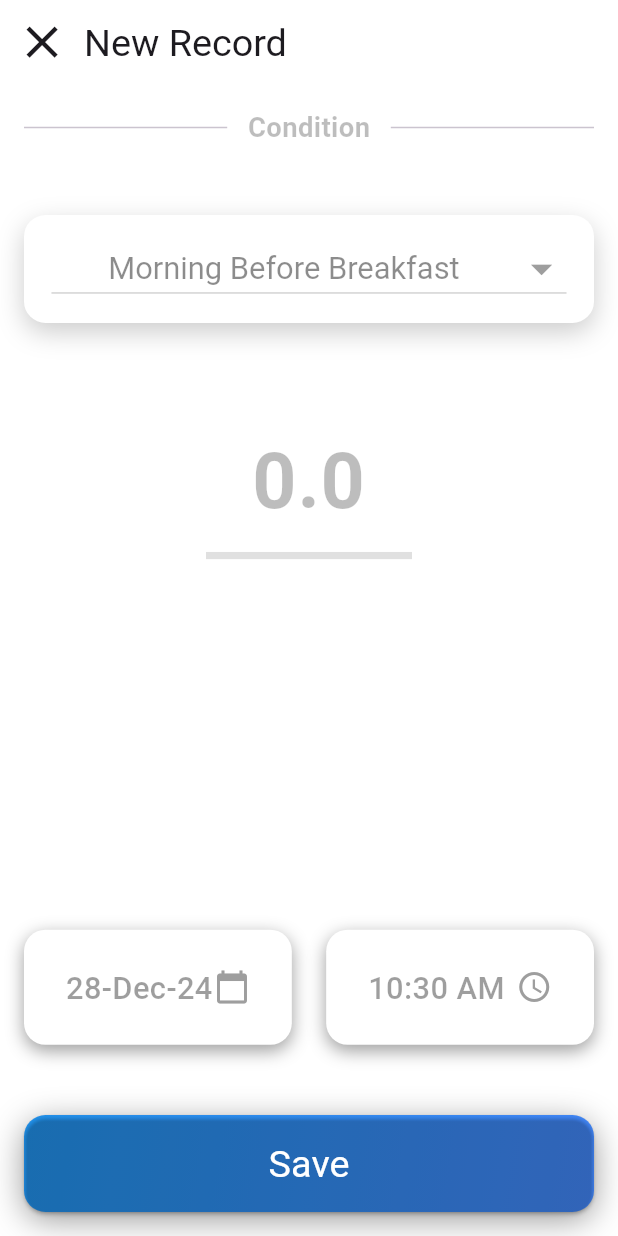
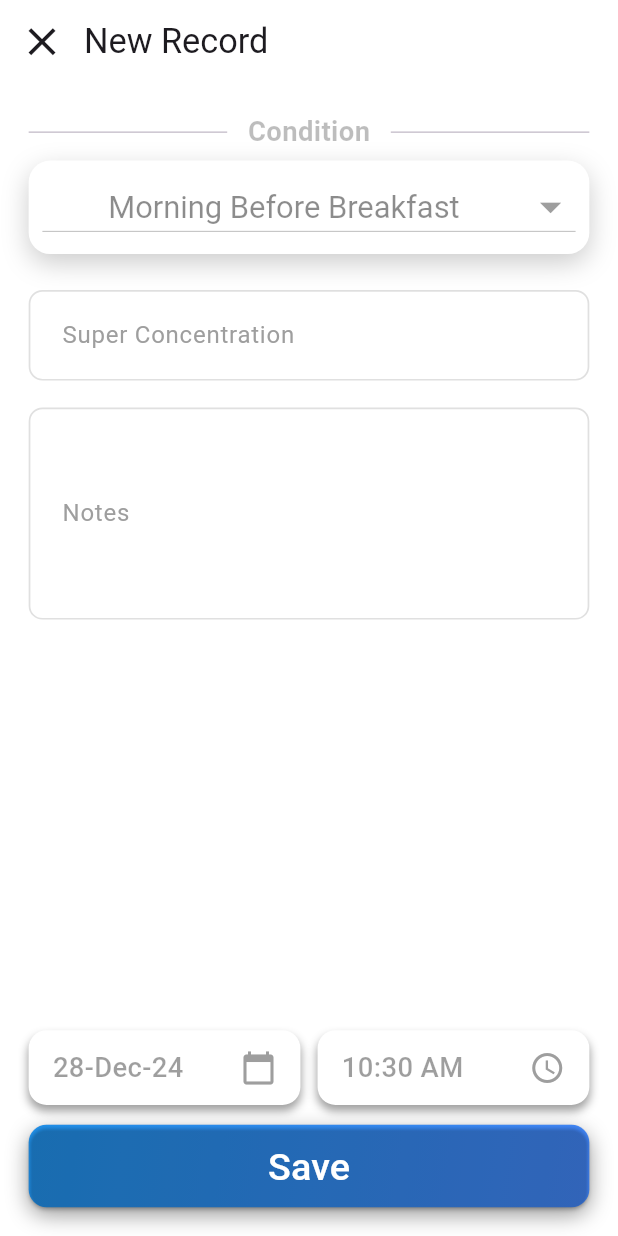
Before and after one commit to JaydeepSitapara/gluco_mate, a Flutter app: the screen it shows after launch, on a phone screen of 412 x 824 dp. Run offline on Flutter 3.47's test engine with Material 3 defaults, Android fonts, the phone set to English and light mode, and no system bars; our stand-ins replace flutter_phoenix, flutter_screenutil, sqflite; accounts and stored records are empty.

Commit message:
updated in UI

```diff
--- a/lib/main.dart
+++ b/lib/main.dart
@@ -7,6 +7,7 @@ import 'package:provider/provider.dart';
 import 'package:flutter_screenutil/flutter_screenutil.dart';
 
 Future<void> main() async {
+  WidgetsFlutterBinding.ensureInitialized();
   await DbHelper.dbHelper.initDB();
   runApp(
     Phoenix(
--- a/lib/screens/sugardata/add_sugar_data_screen.dart
+++ b/lib/screens/sugardata/add_sugar_data_screen.dart
@@ -19,7 +19,8 @@ class AddSugerDataScreen extends StatefulWidget {
 }
 
 class _AddSugerDataScreenState extends State<AddSugerDataScreen> {
-  final sugerLevelController = TextEditingController();
+  final sugarLevelController = TextEditingController();
+  final notesLevelController = TextEditingController();
 
   @override
   Widget build(BuildContext context) {
@@ -30,19 +31,19 @@ class _AddSugerDataScreenState extends State<AddSugerDataScreen> {
         titleSpacing: 0,
         leading: Icon(
           Icons.close,
-          size: 30.h,
+          size: 26.h,
         ),
         title: Text(
           'New Record',
-          style: TextStyle(fontSize: 22.sp),
+          style: TextStyle(fontSize: 20.sp),
         ),
       ),
       body: Consumer<PatientDataProvider>(
         builder: (context, patientDataProvider, child) {
           return Padding(
-            padding: const EdgeInsets.all(16.0),
+            padding: EdgeInsets.all(16.0.h),
             child: Column(
-              spacing: 10.0.h,
+              spacing: 5.0.h,
               crossAxisAlignment: CrossAxisAlignment.start,
               children: [
                 Row(
@@ -56,9 +57,10 @@ class _AddSugerDataScreenState extends State<AddSugerDataScreen> {
                     Text(
                       'Condition',
                       style: TextStyle(
-                          fontSize: 16.sp,
-                          color: Colors.black26,
-                          fontWeight: FontWeight.bold),
+                        fontSize: 16.sp,
+                        color: Colors.black26,
+                        fontWeight: FontWeight.bold,
+                      ),
                     ),
                     SizedBox(
                       width: 12.w,
@@ -68,16 +70,26 @@ class _AddSugerDataScreenState extends State<AddSugerDataScreen> {
                     ),
                   ],
                 ),
-                SizedBox(height: 18.h),
+
                 CustomDropdown(),
-                SizedBox(height: 30.h),
+                SizedBox(height: 10.h),
                 CommonTextFormField(
-                  controller: sugerLevelController,
+                  controller: sugarLevelController,
+                  labelText: 'Super Concentration',
+                  hintText: 'mmol/L',
+                ),
+                SizedBox(height: 5.h),
+                CommonTextFormField(
+                  controller: notesLevelController,
+                  maxLines: 4,
+                  labelText: 'Notes',
+                  hintText: 'notes',
                 ),
                 const Expanded(
                   child: SizedBox(),
                 ),
                 Row(
+
                   children: [
                     Expanded(
                       child: DatePickerWidget(
@@ -87,7 +99,7 @@ class _AddSugerDataScreenState extends State<AddSugerDataScreen> {
                         },
                       ),
                     ),
-                    SizedBox(width: 20.w),
+                    SizedBox(width: 10.w,),
                     Expanded(
                       child: TimePickerWidget(
                         onTimeSelected: (value) {
@@ -98,11 +110,12 @@ class _AddSugerDataScreenState extends State<AddSugerDataScreen> {
                     ),
                   ],
                 ),
-                SizedBox(height: 20.w),
+                SizedBox(height: 1.h),
                 SaveButton(
                   onPressed: () {
                     log('Condition : ${patientDataProvider.selectedCondition}');
-                    log('Suger Level : ${sugerLevelController.text.toString()}');
+                    log('Sugar Level : ${sugarLevelController.text.toString()}');
+                    log('Notes : ${notesLevelController.text.toString()}');
                     log('Date Time : ${patientDataProvider.selectedDate} -- ${patientDataProvider.selectedTime} ');
                   },
                 ),
--- a/lib/utils/widgets/common_text_form_field.dart
+++ b/lib/utils/widgets/common_text_form_field.dart
@@ -4,47 +4,70 @@ import 'package:flutter_screenutil/flutter_screenutil.dart';
 class CommonTextFormField extends StatelessWidget {
   final TextEditingController controller;
   final String? hintText;
+  final String? labelText;
   final bool obscureText;
   final TextInputType keyboardType;
+  final int? maxLines;
 
   CommonTextFormField({
     super.key,
     required this.controller,
-    this.hintText,
+    this.hintText = '',
+    this.labelText = '',
     this.obscureText = false,
     this.keyboardType = TextInputType.number,
+    this.maxLines  = 1,
   });
 
   @override
   Widget build(BuildContext context) {
-    return Column(
-      crossAxisAlignment: CrossAxisAlignment.center,
-      children: [
-        TextFormField(
+    return TextFormField(
       controller: controller,
       obscureText: obscureText,
       keyboardType: keyboardType,
-          textAlign: TextAlign.center,
-          style:  TextStyle(
-            fontSize: 45.sp, // Bigger font for numbers
-            fontWeight: FontWeight.bold,
-            color: Colors.black38
+      style: TextStyle(
+        fontSize: 16.sp, // Normal font size
+        fontWeight: FontWeight.w400,
+        color: Colors.black87,
       ),
+      maxLines: maxLines,
+
       decoration: InputDecoration(
-            hintText: hintText ?? '0.0', // Default hint value as 0.0
-            hintStyle:  TextStyle(
-              fontSize: 45.sp, // Bigger hint text size
-              color: Colors.black26,
+        labelStyle: TextStyle(
+          fontSize: 14.sp, // Normal hint text size
+          color: Colors.grey,
         ),
-            border: InputBorder.none, // No default border
+        label:  Text('$labelText'),
+        hintText: hintText, // Default hint text
+        hintStyle: TextStyle(
+          fontSize: 14.sp, // Normal hint text size
+          color: Colors.grey,
+        ),
+        border: OutlineInputBorder(
+          borderRadius: BorderRadius.circular(8.r), // Rounded corners
+          borderSide: BorderSide(
+            color: Colors.black12, // Border color
           ),
         ),
-        Container(
-          height: 4.h, // Thicker underline
-          width: 120.w, // Wider underline
-          color: Colors.black12, // Underline color
+        focusedBorder: OutlineInputBorder(
+          borderRadius: BorderRadius.circular(8.r), // Rounded corners when focused
+          borderSide: BorderSide(
+            color: Colors.blueGrey, // Highlighted border color
+            width: 2.w, // Thicker border on focus
           ),
-      ],
+        ),
+        enabledBorder: OutlineInputBorder(
+          borderRadius: BorderRadius.circular(8.r), // Rounded corners for enabled state
+          borderSide: BorderSide(
+            color: Colors.black12, // Border color when enabled
+            width: 1.w, // Standard border width
+          ),
+        ),
+        contentPadding: EdgeInsets.symmetric(
+          vertical: 14.h,
+          horizontal: 16.w,
+        ), // Inner padding for better spacing
+      ),
     );
   }
 }
--- a/lib/utils/widgets/condition_selection_drop_down.dart
+++ b/lib/utils/widgets/condition_selection_drop_down.dart
@@ -17,7 +17,7 @@ class _CustomDropdownState extends State<CustomDropdown> {
     return Center(
       child: Container(
         width: double.infinity,
-        padding:  EdgeInsets.symmetric(horizontal: 16.w),
+        padding:  EdgeInsets.symmetric(horizontal: 8.w),
         decoration: BoxDecoration(
           color: Colors.white,
           borderRadius: BorderRadius.circular(12.dm),
@@ -57,7 +57,7 @@ class _CustomDropdownState extends State<CustomDropdown> {
           // Adjust dropdown size// Set a maximum height for the dropdown
           alignment: Alignment.center,  // Center align the dropdown items
           // You can add custom padding for the dropdown items
-          padding: EdgeInsets.symmetric(vertical: 10.h),
+          padding: EdgeInsets.symmetric(vertical: 6.h),
         ),
       ),
     );
--- a/lib/utils/widgets/custom_save_button.dart
+++ b/lib/utils/widgets/custom_save_button.dart
@@ -17,11 +17,11 @@ class SaveButton extends StatelessWidget {
           begin: Alignment.topLeft,
           end: Alignment.bottomRight,
         ),
-        borderRadius: BorderRadius.circular(12.dm), // Rounded corners
+        borderRadius: BorderRadius.circular(10.dm), // Rounded corners
         boxShadow: [
           BoxShadow(
             color: Colors.black.withOpacity(0.4),
-            blurRadius: 15.dm,
+            blurRadius: 10.dm,
             offset: Offset(0, 5),
           ),
         ],
@@ -33,11 +33,10 @@ class SaveButton extends StatelessWidget {
           backgroundColor: Colors.transparent,
           //primary: Colors.transparent, // Make the button's background transparent to show the gradient
           padding: EdgeInsets.symmetric(
-            vertical: 12.h,
-            horizontal: 28.w,
+            vertical: 8.h,
           ),
           shape: RoundedRectangleBorder(
-            borderRadius: BorderRadius.circular(12.dm), // Rounded corners
+            borderRadius: BorderRadius.circular(10.dm), // Rounded corners
           ),
 
         ),
@@ -45,7 +44,7 @@ class SaveButton extends StatelessWidget {
           'Save',
           style: TextStyle(
             fontSize: 22.sp,
-            fontWeight: FontWeight.w400,
+            fontWeight: FontWeight.w500,
             color: Colors.white, // Text color remains white
           ),
         ),
--- a/lib/utils/widgets/date_picker.dart
+++ b/lib/utils/widgets/date_picker.dart
@@ -60,27 +60,25 @@ class _DatePickerWidgetState extends State<DatePickerWidget> {
     return GestureDetector(
       onTap: () => _selectDate(context),
       child: Container(
-        padding:  EdgeInsets.symmetric(horizontal: 16.w, vertical: 12.h),
+        padding:  EdgeInsets.symmetric(horizontal: 14.w, vertical: 10.h),
         decoration: BoxDecoration(
-          borderRadius: BorderRadius.circular(12.dm),
+          borderRadius: BorderRadius.circular(10.dm),
           color: Colors.white,
           boxShadow: [
             BoxShadow(
               color: Colors.black38,
               offset: Offset(0, 4),
-              blurRadius: 8.dm,
+              blurRadius: 4.dm,
             ),
           ],
         ),
-        child: Padding(
-          padding:  EdgeInsets.all(8.0.h),
         child: Row(
           mainAxisAlignment: MainAxisAlignment.spaceBetween,
           children: [
             Text(
               formattedDate,
               style: TextStyle(
-                  fontSize: 18.sp,
+                fontSize: 16.sp,
                 fontWeight: FontWeight.w500,
                 color: Colors.black38,
               ),
@@ -89,7 +87,6 @@ class _DatePickerWidgetState extends State<DatePickerWidget> {
           ],
         ),
       ),
-      ),
     );
   }
 }
--- a/lib/utils/widgets/time_picker.dart
+++ b/lib/utils/widgets/time_picker.dart
@@ -57,27 +57,25 @@ class _TimePickerWidgetState extends State<TimePickerWidget> {
     return GestureDetector(
       onTap: () => _selectTime(context),
       child: Container(
-        padding:  EdgeInsets.symmetric(horizontal: 16.w, vertical: 12.h),
+        padding:  EdgeInsets.symmetric(horizontal: 14.w, vertical: 10.h),
         decoration: BoxDecoration(
-          borderRadius: BorderRadius.circular(12.dm),
+          borderRadius: BorderRadius.circular(10.dm),
           color: Colors.white,
           boxShadow: [
             BoxShadow(
               color: Colors.black38,
               offset: Offset(0, 4),
-              blurRadius: 8.dm,
+              blurRadius: 4.dm,
             ),
           ],
         ),
-        child: Padding(
-          padding: EdgeInsets.all(8.0.h),
         child: Row(
           mainAxisAlignment: MainAxisAlignment.spaceBetween,
           children: [
             Text(
               formattedTime,
               style: TextStyle(
-                  fontSize: 18.sp,
+                fontSize: 16.sp,
                 fontWeight: FontWeight.w500,
                 color: Colors.black38,
               ),
@@ -86,7 +84,6 @@ class _TimePickerWidgetState extends State<TimePickerWidget> {
           ],
         ),
       ),
-      ),
     );
   }
 }
```
Lines whose indentation alone changed are shown as unchanged.
